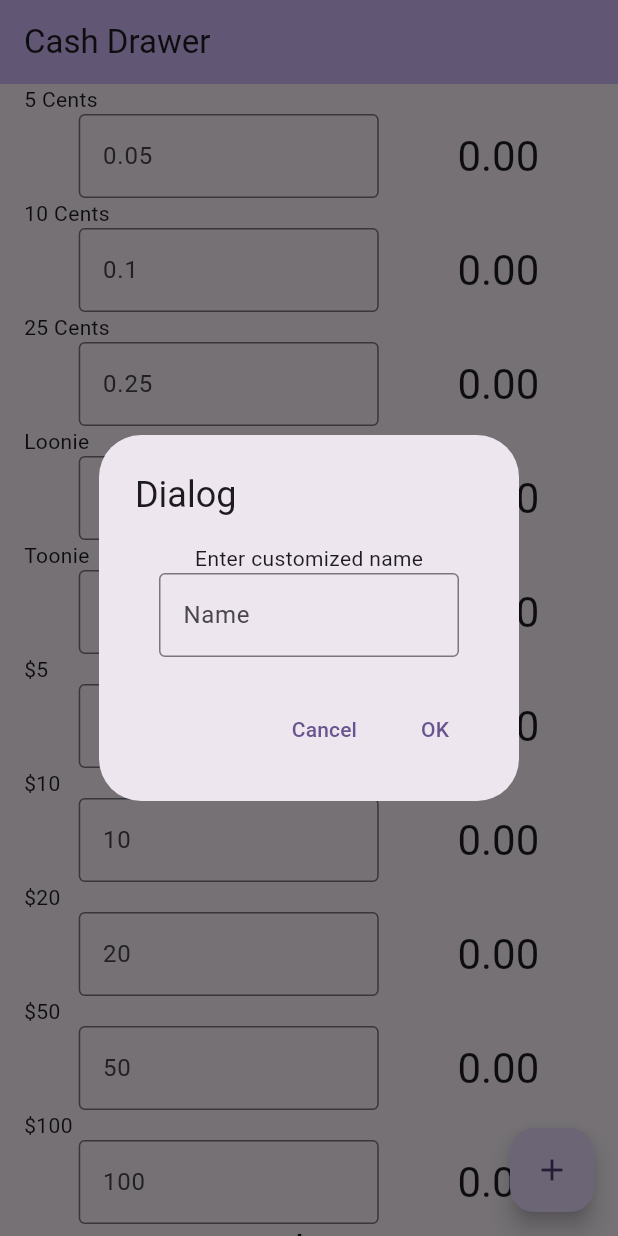
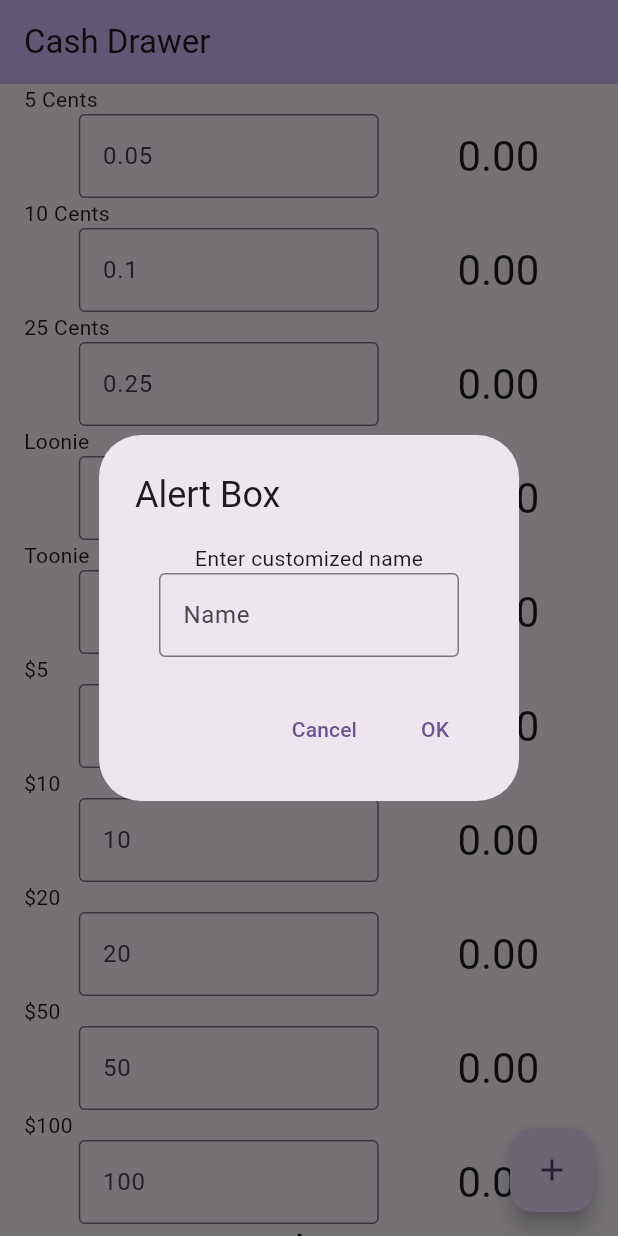
Before and after one commit to mammut001/Cash-Drawer, a Flutter app: the screen it shows after launch, after a tap on the "add" icon, on a phone screen of 412 x 824 dp. Run offline on Flutter 3.47's test engine with Material 3 defaults, Android fonts, the phone set to English and light mode, and no system bars.

Commit message:
added snack and fixed dialog box

```diff
--- a/lib/dialog_box.dart
+++ b/lib/dialog_box.dart
@@ -1,25 +1,38 @@
 import 'package:flutter/material.dart';
 
-class DialogBox extends StatelessWidget {
-  String _title = "";
+class DialogBox extends StatefulWidget {
+  const DialogBox({super.key});
 
+  @override
+  _DialogBoxState createState() => _DialogBoxState();
+}
+
+class _DialogBoxState extends State<DialogBox> {
   final TextEditingController _titleController = TextEditingController();
 
+  @override
   void initState(){
+    super.initState();
+    _titleController.text = "";
+  }
+  @override
+  void dispose(){
+    _titleController.dispose();
+    super.dispose();
 
   }
   @override
   Widget build(BuildContext context) {
     return AlertDialog(
-      title: const Text("Dialog"),
-      content: const Column(
+      title: const Text("Alert Box"),
+      content: Column(
         mainAxisSize: MainAxisSize.min,
         children: <Widget>[
           const Text("Enter customized name"),
           SizedBox(
             width: 200,
             child: TextField(
-              keyboardType: TextInputType.number,
+              controller: _titleController,
               decoration: const InputDecoration(
                 border: OutlineInputBorder(),
                 hintText: 'Name',
@@ -34,7 +47,7 @@ class DialogBox extends StatelessWidget {
           child: const Text('Cancel'),
         ),
         TextButton(
-          onPressed: () => Navigator.pop(context, 'OK'),
+          onPressed: () => Navigator.pop(context, _titleController.text),
           child: const Text('OK'),
         ),
       ],
--- a/lib/main.dart
+++ b/lib/main.dart
@@ -25,7 +25,10 @@ class MyApp extends StatelessWidget {
 class MyHomePage extends StatefulWidget {
   const MyHomePage({super.key, required this.title});
 
+
   final String title;
+
+
 
   @override
   State<MyHomePage> createState() => _MyHomePageState();
@@ -56,20 +59,13 @@ class _MyHomePageState extends State<MyHomePage> {
   final TextEditingController _fiftyController = TextEditingController();
   final TextEditingController _hundredController = TextEditingController();
 
+
   void _incrementCounter() {
     setState(() {
       _counter++;
     });
   }
 
-  void _showDialog(BuildContext context) {
-    showDialog(
-      context: context,
-      builder: (BuildContext context) {
-        return DialogBox();
-      },
-    );
-  }
 
   void _updateTotal(){
     setState(() {
@@ -150,6 +146,19 @@ class _MyHomePageState extends State<MyHomePage> {
         _updateTotal();
       });
     });
+  }
+  void _showDialog(BuildContext ctx) async{
+    final returnedResultFromWidget = await showDialog<String>(
+        context: ctx,
+        builder: (BuildContext context){
+          return const DialogBox();
+        });
+
+    if (returnedResultFromWidget != null) {
+      ScaffoldMessenger.of(ctx).showSnackBar(
+        SnackBar(content: Text('$returnedResultFromWidget has been added')),
+      );
+    }
   }
 
   @override
```
